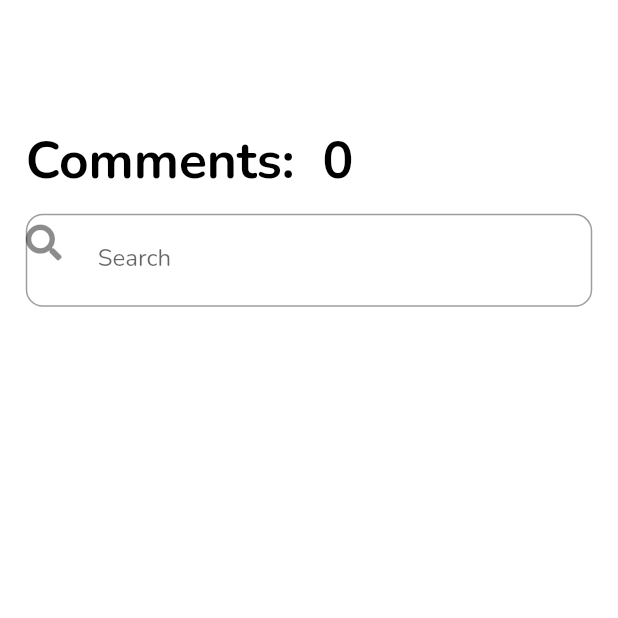
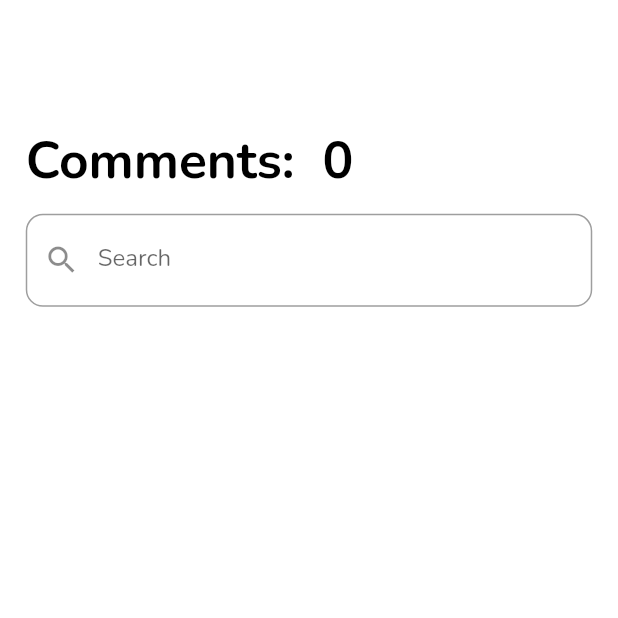
Before and after one commit to AbdelrhamanTareq/social_app_twasol, a Flutter app: the CommentsScreen screen opened directly with empty values, on a phone screen of 412 x 824 dp, the top half of it. Run offline on Flutter 3.47's test engine with Material 2 defaults, Android fonts, the phone set to English and light mode, and no system bars; our stand-ins replace bloc, cloud_firestore, firebase_auth, firebase_core, firebase_messaging, firebase_storage and 9 more; missing offline and left inert: flutter_facebook_auth; accounts and stored records are empty.

Commit message:
fix errors

```diff
--- a/lib/ui/screens/comments_screen.dart
+++ b/lib/ui/screens/comments_screen.dart
@@ -114,8 +114,7 @@ class _CommentsScreenState extends State<CommentsScreen> {
                                 labelText: getTranslated(context, 'Search'),
                                 radiuas: 10.0.r,
                                 validator: (val) {},
-                                prefixIcon:
-                                    const FaIcon(FontAwesomeIcons.search),
+                                prefixIcon: const Icon(Icons.search),
                                 controller: _searchController,
                               ),
                             ),
```
Also changed, not shown: lib/ui/screens/profile_screen.dart (+11 -1 lines).
